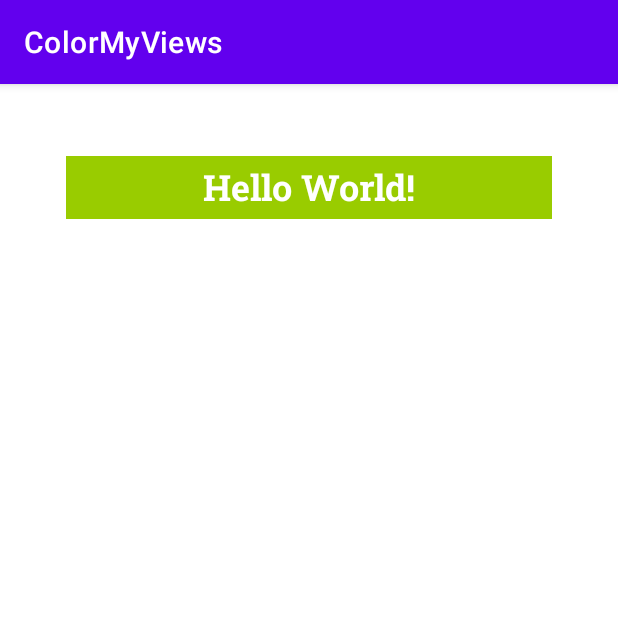
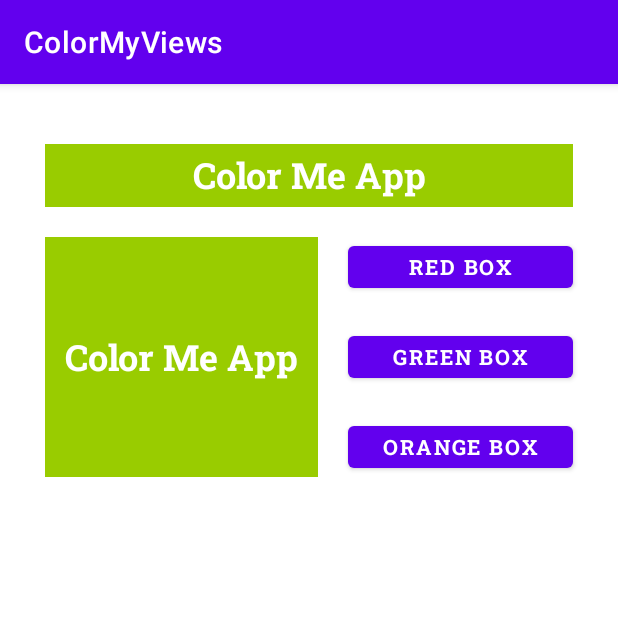
Before and after one commit to eslammongy/AndroidDevelopment, an Android app: the screen it shows after launch (MainActivity), on a phone screen of 412 x 824 dp, the top half of it. Run offline under Robolectric (Android 15) with nearby library versions, the phone set to English and light mode, and no system bars.

Commit message:
build the basic layout

```diff
--- a/app/src/main/res/layout/activity_main.xml
+++ b/app/src/main/res/layout/activity_main.xml
@@ -7,37 +7,91 @@
     tools:context=".MainActivity">
 
     <TextView
-        android:id="@+id/textView"
+        android:id="@+id/btnBoxOne"
         style="@style/WhiteBox"
         android:layout_width="0dp"
         android:layout_height="42dp"
         android:fontFamily="@font/roboto_slab_bold"
-        android:text="Hello World!"
+        android:gravity="center"
+        android:text="@string/color_me_app"
         android:textAlignment="center"
-        android:gravity="center"
         app:layout_constraintEnd_toStartOf="@+id/guideline3"
         app:layout_constraintStart_toStartOf="@+id/guideline2"
         app:layout_constraintTop_toTopOf="@+id/guideline5" />
+
+    <TextView
+        android:id="@+id/showSelectedColor"
+        style="@style/WhiteBox"
+        android:layout_width="0dp"
+        android:layout_height="0dp"
+        android:layout_marginTop="20dp"
+        android:layout_marginEnd="20dp"
+        android:fontFamily="@font/roboto_slab_bold"
+        android:gravity="center"
+        android:text="@string/color_me_app"
+        app:layout_constraintBottom_toBottomOf="@+id/orangeBoxBtn"
+        app:layout_constraintEnd_toStartOf="@+id/redBoxBtn"
+        app:layout_constraintStart_toStartOf="@+id/guideline2"
+        app:layout_constraintTop_toBottomOf="@+id/btnBoxOne"
+         />
+
+    <Button
+        android:id="@+id/redBoxBtn"
+        android:layout_width="150dp"
+        android:layout_height="40dp"
+        android:layout_marginTop="20dp"
+        android:text="@string/red_box"
+        android:fontFamily="@font/roboto_slab_bold"
+        app:layout_constraintEnd_toStartOf="@+id/guideline3"
+        app:layout_constraintTop_toBottomOf="@+id/btnBoxOne" />
+
+    <Button
+        android:id="@+id/greenBoxBtn"
+        android:layout_width="150dp"
+        android:layout_height="40dp"
+        android:layout_marginTop="20dp"
+        android:text="@string/green_box"
+        android:fontFamily="@font/roboto_slab_bold"
+        app:layout_constraintEnd_toStartOf="@+id/guideline3"
+        app:layout_constraintTop_toBottomOf="@+id/redBoxBtn" />
+
+    <Button
+        android:id="@+id/orangeBoxBtn"
+        android:layout_width="150dp"
+        android:layout_height="40dp"
+        android:layout_marginTop="20dp"
+        android:text="@string/orange_box"
+        android:fontFamily="@font/roboto_slab_bold"
+        app:layout_constraintEnd_toStartOf="@+id/guideline3"
+        app:layout_constraintTop_toBottomOf="@+id/greenBoxBtn" />
 
     <androidx.constraintlayout.widget.Guideline
         android:id="@+id/guideline2"
         android:layout_width="wrap_content"
         android:layout_height="wrap_content"
         android:orientation="vertical"
-        app:layout_constraintGuide_begin="44dp" />
+        app:layout_constraintGuide_begin="30dp" />
 
     <androidx.constraintlayout.widget.Guideline
         android:id="@+id/guideline3"
         android:layout_width="wrap_content"
         android:layout_height="wrap_content"
         android:orientation="vertical"
-        app:layout_constraintGuide_end="44dp" />
+        app:layout_constraintGuide_end="30dp" />
 
     <androidx.constraintlayout.widget.Guideline
         android:id="@+id/guideline5"
         android:layout_width="wrap_content"
         android:layout_height="wrap_content"
         android:orientation="horizontal"
-        app:layout_constraintGuide_begin="48dp" />
+        app:layout_constraintGuide_begin="40dp" />
+
+    <androidx.constraintlayout.widget.Guideline
+        android:id="@+id/guideline6"
+        android:layout_width="wrap_content"
+        android:layout_height="wrap_content"
+        android:orientation="horizontal"
+        app:layout_constraintGuide_percent="0.5" />
+
 
 </androidx.constraintlayout.widget.ConstraintLayout>
--- a/app/src/main/res/values/strings.xml
+++ b/app/src/main/res/values/strings.xml
@@ -1,3 +1,7 @@
 <resources>
     <string name="app_name">ColorMyViews</string>
+    <string name="color_me_app">Color Me App</string>
+    <string name="red_box">Red Box</string>
+    <string name="green_box">Green Box</string>
+    <string name="orange_box">Orange Box</string>
 </resources>
```
